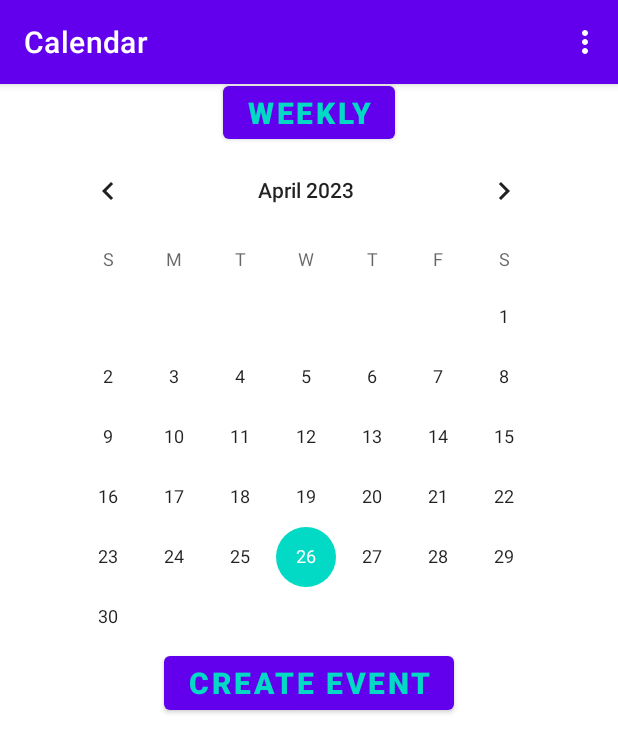
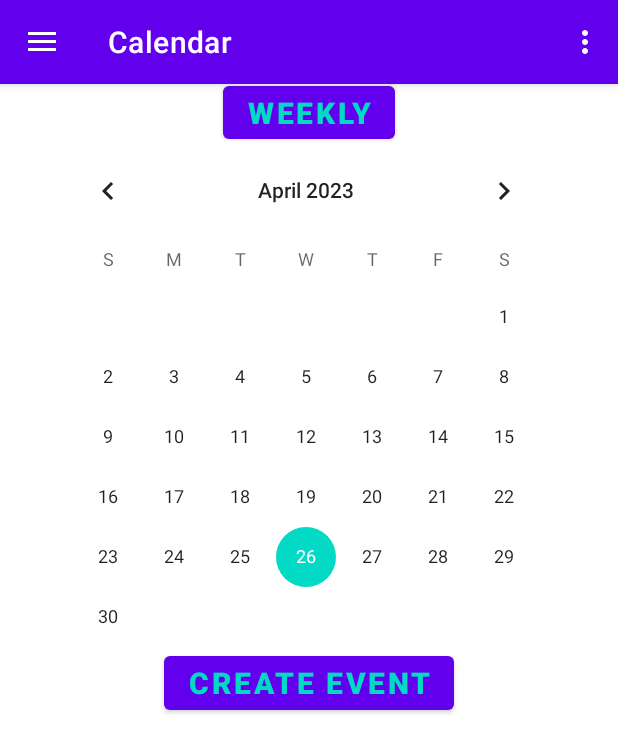
Before and after one commit to emularczyk/android-project-2023, an Android app: the screen it shows after launch (MainActivity), on a phone screen of 412 x 824 dp. Shown: the top 753 px of the screen. Run offline under Robolectric (Android 15) with nearby library versions, the phone set to English and light mode, and no system bars; our stand-ins replace Firebase (no records; nobody signed in at launch, a user with empty details on screens opened directly).

Commit message:
Add drawer menu.

```diff
--- a/app/src/main/java/com/calendar/MainActivity.java
+++ b/app/src/main/java/com/calendar/MainActivity.java
@@ -19,12 +19,17 @@ import android.view.View;
 import android.widget.Toast;
 
 import androidx.annotation.NonNull;
+import androidx.appcompat.app.ActionBar;
+import androidx.appcompat.app.ActionBarDrawerToggle;
 import androidx.appcompat.app.AppCompatActivity;
+import androidx.core.view.GravityCompat;
+import androidx.drawerlayout.widget.DrawerLayout;
 import androidx.fragment.app.FragmentManager;
 import androidx.recyclerview.widget.DividerItemDecoration;
 import androidx.recyclerview.widget.LinearLayoutManager;
 import androidx.recyclerview.widget.RecyclerView;
 
+import com.google.android.material.navigation.NavigationView;
 import com.google.firebase.database.DataSnapshot;
 import com.google.firebase.database.DatabaseError;
 import com.google.firebase.database.DatabaseReference;
@@ -36,23 +41,43 @@ import java.time.LocalTime;
 import java.util.ArrayList;
 import java.util.Objects;
 
-public class MainActivity extends AppCompatActivity {
+public class MainActivity extends AppCompatActivity implements NavigationView.OnNavigationItemSelectedListener {
 
     private DatabaseReference databaseReference;
     private static final ArrayList<Event> eventList = new ArrayList<>();
     private Adapter adapter;
     private RecyclerView recyclerView;
+    private FragmentManager fragmentManager;
+    private DrawerLayout drawer;
+    private NavigationView drawerNavigation;
+
+    private ActionBarDrawerToggle drawerToggle;
 
     @Override
     protected void onCreate(Bundle savedInstanceState) {
         super.onCreate(savedInstanceState);
         setContentView(R.layout.activity_main);
 
-        FragmentManager fragmentManager = getSupportFragmentManager();
+        ActionBar actionBar = getSupportActionBar();
+        actionBar.setHomeAsUpIndicator(R.drawable.ic_menu);
+        actionBar.setDisplayHomeAsUpEnabled(true);
+
+        drawer = findViewById(R.id.drawer_layout);
+        drawerNavigation = findViewById(R.id.navigationView);
+
+        drawerToggle = new ActionBarDrawerToggle(this, drawer,
+                R.string.drawer_open, R.string.drawer_close);
+
+        drawerToggle.setDrawerIndicatorEnabled(true);
+        drawer.setDrawerListener(drawerToggle);
+        drawerToggle.syncState();
+        drawerNavigation.setNavigationItemSelectedListener(this);
+
+        fragmentManager = getSupportFragmentManager();
         fragmentManager.beginTransaction()
                 .replace(R.id.calendarFragmentContainer, MonthlyViewFragment.class, null)
                 .setReorderingAllowed(true)
-                .addToBackStack("name") // name can be null
+                .addToBackStack("monthView") // name can be null
                 .commit();
 
         databaseReference = FirebaseDatabase.getInstance().getReference("Calendar");
@@ -95,6 +120,15 @@ public class MainActivity extends AppCompatActivity {
     }
 
     @Override
+    public void onBackPressed() {
+        if (drawer.isDrawerOpen(GravityCompat.START)) {
+            drawer.closeDrawer(GravityCompat.START);
+        } else {
+            super.onBackPressed();
+        }
+    }
+
+    @Override
     public boolean onCreateOptionsMenu(Menu menu) {
         MenuInflater inflater = getMenuInflater();
         inflater.inflate(R.menu.options_menu, menu);
@@ -104,6 +138,8 @@ public class MainActivity extends AppCompatActivity {
     @Override
     public boolean onOptionsItemSelected(@NonNull MenuItem item) {
         switch (item.getItemId()) {
+            case android.R.id.home:
+                return drawerToggle != null && drawerToggle.onOptionsItemSelected(item) || super.onOptionsItemSelected(item);
             case R.id.jumpToDate:
                 DatePickerDialog datePicker = new DatePickerDialog(
                         this,
@@ -127,6 +163,11 @@ public class MainActivity extends AppCompatActivity {
             default:
                 return super.onOptionsItemSelected(item);
         }
+    }
+
+    @Override
+    public boolean onNavigationItemSelected(@NonNull MenuItem item) {
+        return false;
     }
 
     private void getEventsFromSnapshot(DataSnapshot dataSnapshot, String fromDate) {
--- a/app/src/main/res/layout/activity_main.xml
+++ b/app/src/main/res/layout/activity_main.xml
@@ -1,11 +1,28 @@
 <?xml version="1.0" encoding="utf-8"?>
-<androidx.constraintlayout.widget.ConstraintLayout
+<androidx.drawerlayout.widget.DrawerLayout
     xmlns:android="http://schemas.android.com/apk/res/android"
     xmlns:app="http://schemas.android.com/apk/res-auto"
     xmlns:tools="http://schemas.android.com/tools"
     android:layout_width="match_parent"
     android:layout_height="match_parent"
-    tools:context=".MainActivity">
+    android:id="@+id/drawer_layout"
+    tools:context=".MainActivity"
+    android:fitsSystemWindows="true"
+    tools:openDrawer="start">
+
+    <com.google.android.material.navigation.NavigationView
+        android:layout_width="wrap_content"
+        android:layout_height="match_parent"
+        android:id="@+id/navigationView"
+        app:headerLayout="@layout/header"
+        app:menu="@menu/menu"
+        android:layout_gravity="start">
+
+    </com.google.android.material.navigation.NavigationView>
+
+    <androidx.constraintlayout.widget.ConstraintLayout
+        android:layout_width="match_parent"
+        android:layout_height="match_parent">
 
         <Button
             android:id="@+id/weekly"
@@ -58,3 +75,4 @@
             app:layout_constraintTop_toBottomOf="@+id/createEvent" />
 
     </androidx.constraintlayout.widget.ConstraintLayout>
+</androidx.drawerlayout.widget.DrawerLayout>
--- /dev/null
+++ b/app/src/main/res/menu/menu.xml
@@ -0,0 +1,23 @@
+<?xml version="1.0" encoding="utf-8"?>
+<menu xmlns:android="http://schemas.android.com/apk/res/android">
+
+    <group android:checkableBehavior="single">
+
+        <item
+            android:id="@+id/week_view"
+            android:title="Week"
+            android:icon="@mipmap/ic_launcher">
+        </item>
+        <item
+            android:id="@+id/month_view"
+            android:title="Month"
+            android:icon="@mipmap/ic_launcher">
+        </item>
+        <item
+            android:id="@+id/year_view"
+            android:title="Year"
+            android:icon="@mipmap/ic_launcher">
+        </item>
+
+    </group>
+</menu>
--- a/app/src/main/res/values/strings.xml
+++ b/app/src/main/res/values/strings.xml
@@ -23,4 +23,6 @@
     <string name="set_reminder_time">Set reminder time</string>
     <string name="set_date">Set the date of the event</string>
     <string name="event_note">Note</string>
+    <string name="drawer_open">open</string>
+    <string name="drawer_close">close</string>
 </resources>
```
Also changed, not shown: app/src/main/res/layout/header.xml (added, +21 -0 lines). Lines whose indentation alone changed are shown as unchanged.
